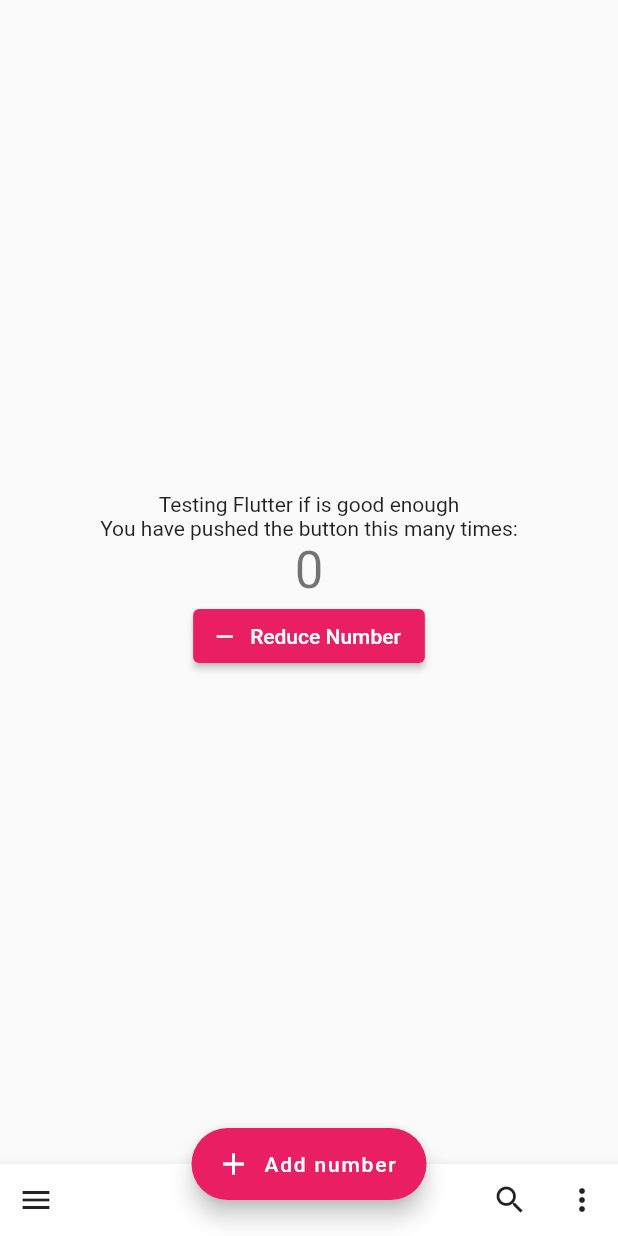
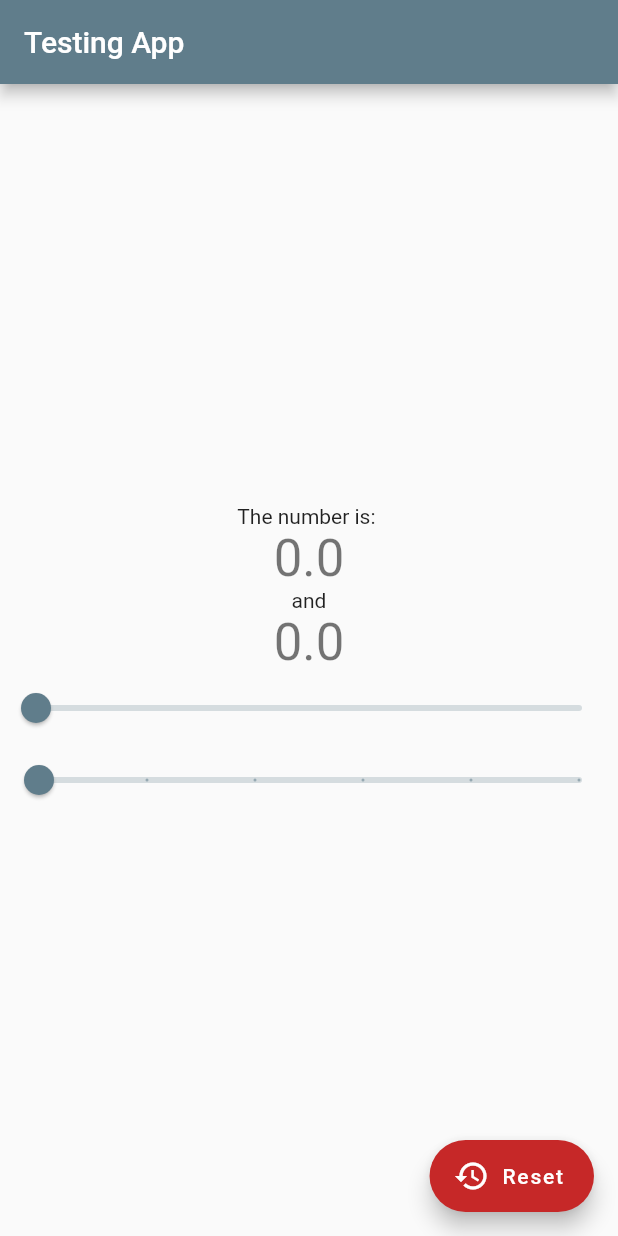
Before and after one commit to Valenplayer3000/Add-Remove-App, a Flutter app: the screen it shows after launch, on a phone screen of 412 x 824 dp. Run offline on Flutter 3.47's test engine with Material 2 defaults, Android fonts, the phone set to English and light mode, and no system bars.

Commit message:
Swicthed the buttons to sliders. And NewReset FAB Button

```diff
--- a/lib/main.dart
+++ b/lib/main.dart
@@ -22,7 +22,7 @@ class MyApp extends StatelessWidget {
         // or simply save your changes to "hot reload" in a Flutter IDE).
         // Notice that the counter didn't reset back to zero; the application
         // is not restarted.
-        primarySwatch: Colors.pink,
+        primarySwatch: Colors.blueGrey,
       ),
       home: const MyHomePage(title: 'Welcome'),
     );
@@ -48,22 +48,18 @@ class MyHomePage extends StatefulWidget {
 }
 
 class _MyHomePageState extends State<MyHomePage> {
-  int _counter = 0;
+  double _counter = 0;
+  double _othercounter = 0;
 
-  void _incrementCounter() {
+  void _resetCounter() {
     setState(() {
       // This call to setState tells the Flutter framework that something has
       // changed in this State, which causes it to rerun the build method below
       // so that the display can reflect the updated values. If we changed
       // _counter without calling setState(), then the build method would not be
       // called again, and so nothing would appear to happen.
-      _counter++;
-    });
-  }
-
-  void removeCounter() {
-    setState(() {
-      _counter--;
+      _counter = 0;
+      _othercounter = 0;
     });
   }
 
@@ -76,15 +72,8 @@ class _MyHomePageState extends State<MyHomePage> {
     // fast, so that you can just rebuild anything that needs updating rather
     // than having to individually change instances of widgets.
     return Scaffold(
-      bottomNavigationBar: BottomAppBar(
-        child: Row(
-          children: [
-            IconButton(icon: const Icon(Icons.menu), onPressed: () {}),
-            const Spacer(),
-            IconButton(icon: const Icon(Icons.search), onPressed: () {}),
-            IconButton(icon: const Icon(Icons.more_vert), onPressed: () {}),
-          ],
-        ),
+      appBar: AppBar(
+        title: const Text('Testing App'),
       ),
       body: Center(
         // Center is a layout widget. It takes a single child and positions it
@@ -106,28 +95,50 @@ class _MyHomePageState extends State<MyHomePage> {
           // horizontal).
           mainAxisAlignment: MainAxisAlignment.center,
           children: <Widget>[
-            const Text('Testing Flutter if is good enough'),
             const Text(
-              'You have pushed the button this many times:',
+              'The number is: ',
             ),
             Text(
               '$_counter',
               style: Theme.of(context).textTheme.headline4,
             ),
-            ElevatedButton.icon(
-              onPressed: removeCounter,
-              icon: const Icon(Icons.remove, size: 18),
-              label: const Text("Reduce Number"),
+            const Text('and'),
+            Text(
+              '$_othercounter',
+              style: Theme.of(context).textTheme.headline4,
+            ),
+            Slider(
+              value: _counter,
+              min: 0,
+              max: 100,
+              label: _counter.round().toString(),
+              onChanged: (value) {
+                setState(() {
+                  _counter = value;
+                });
+              },
+            ),
+            Slider(
+              value: _othercounter,
+              min: 0,
+              max: 100,
+              divisions: 5,
+              label: _othercounter.round().toString(),
+              onChanged: (value) {
+                setState(() {
+                  _othercounter = value;
+                });
+              },
             ),
           ],
         ),
       ),
       floatingActionButton: FloatingActionButton.extended(
-        onPressed: _incrementCounter,
-        icon: const Icon(Icons.add),
-        label: const Text('Add number'),
+        onPressed: _resetCounter,
+        icon: const Icon(Icons.restore),
+        label: const Text('Reset'),
+        backgroundColor: Colors.red[800],
       ),
-      floatingActionButtonLocation: FloatingActionButtonLocation.centerDocked,
     );
   }
 }
--- a/pubspec.yaml
+++ b/pubspec.yaml
@@ -35,6 +35,7 @@ dependencies:
   # Use with the CupertinoIcons class for iOS style icons.
   cupertino_icons: ^1.0.2
   msix: ^2.8.17
+  fluttericon: ^2.0.0
 
 dev_dependencies:
   flutter_test:
```
Also changed, not shown: pubspec.lock.
